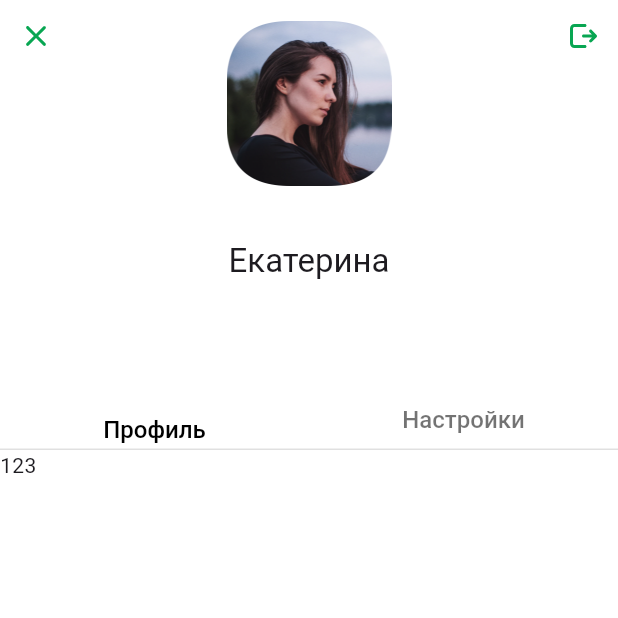
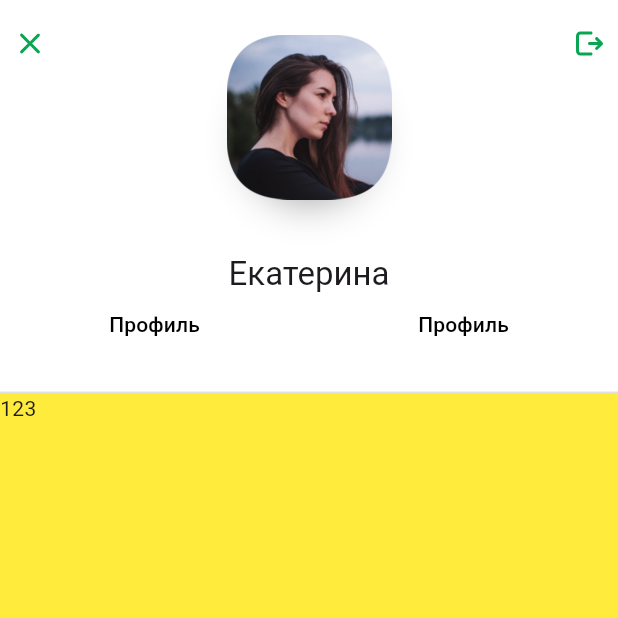
Before and after one commit to miz14/Flutter_sber, a Flutter app: the screen it shows after launch, on a phone screen of 412 x 824 dp, the top half of it. Run offline on Flutter 3.47's test engine with Material 3 defaults, Android fonts, the phone set to English and light mode, and no system bars; drawn by our look-alikes of getwidget; our stand-ins replace flutter_svg.

Commit message:
перенес кнопки в appbar bottom

```diff
--- /dev/null
+++ b/lib/elements/AppBar.dart
@@ -0,0 +1,2 @@
+
+// import 'package:flutter/material.dar
--- a/lib/elements/Header.dart
+++ b/lib/elements/Header.dart
@@ -1,7 +1,7 @@
 import 'package:flutter/material.dart';
-import 'package:flutter_svg/flutter_svg.dart';
-import 'package:sber_prikol/elements/HeaderRow1.dart';
 import 'package:sber_prikol/elements/HeaderRow2.dart';
+import 'package:sber_prikol/elements/HeaderTittle.dart';
+
 
 class Header extends StatelessWidget {
   const Header({super.key});
@@ -9,61 +9,19 @@ class Header extends StatelessWidget {
   @override
   Widget build(BuildContext context) {
     return Scaffold(
-      backgroundColor: Colors.white,
+      backgroundColor: Colors.yellow,
         appBar: AppBar(
           titleSpacing: 0,
           backgroundColor: Colors.white,
-          toolbarHeight: 300,
-
-          title: Container(
-            height: 300,
-            child:
-              Column(
-
-                mainAxisAlignment: MainAxisAlignment.spaceBetween,
-                children: [
-                  HeaderRow1(),
-
-                  HeaderRow2()
-                ],
-              ),
-          )
+          toolbarHeight: 206,
+          title: const HeaderTittle(),
+          bottom: const PreferredSize(
+            preferredSize: Size.fromHeight(56),
+            child: HeaderRow2(),
+          ),
         ),
 
-        body: Text('123')
-        // child: Row(
-        //   mainAxisAlignment: MainAxisAlignment.spaceBetween,
-        //
-        //   children: [
-        //     IconButton(
-        //         padding: EdgeInsets.all(8),
-        //         style: ElevatedButton.styleFrom(
-        //             shape: RoundedRectangleBorder(
-        //                 borderRadius: BorderRadius.circular(0)
-        //             )
-        //         ),
-        //
-        //         onPressed: () {},
-        //         icon: SvgPicture.asset(
-        //             'imgs/close.svg'
-        //         ) //Icon(Icons.close, color: Color.fromRGBO(8, 166, 82, 1), size: 24)
-        //     ),
-        //     Text(''),
-        //     IconButton(
-        //         padding: EdgeInsets.all(8),
-        //         style: ElevatedButton.styleFrom(
-        //             shape: RoundedRectangleBorder(
-        //                 borderRadius: BorderRadius.circular(0)
-        //             )
-        //         ),
-        //
-        //         onPressed: () {},
-        //         icon: SvgPicture.asset(
-        //             'imgs/exit.svg'
-        //         )
-        //     ),
-        //   ],
-        // )
+        body: const Text("123")
         );
   }
 }
--- a/lib/elements/HeaderRow1.dart
+++ /dev/null
@@ -1,39 +0,0 @@
-import 'package:flutter/material.dart';
-import 'package:flutter_svg/flutter_svg.dart';
-
-class HeaderRow1 extends StatelessWidget {
-  const HeaderRow1({super.key});
-
-  @override
-  Widget build(BuildContext context) {
-    return Row(
-        mainAxisAlignment: MainAxisAlignment.spaceBetween,
-        crossAxisAlignment: CrossAxisAlignment.start,
-        children: [
-          IconButton(
-              padding: EdgeInsets.all(8),
-              style: ElevatedButton.styleFrom(
-                  shape: RoundedRectangleBorder(
-                      borderRadius: BorderRadius.circular(6))),
-              onPressed: () {},
-              icon: SvgPicture.asset(
-                  'imgs/close.svg') //Icon(Icons.close, color: Color.fromRGBO(8, 166, 82, 1), size: 24)
-              ),
-          Column(
-            children: [
-              Padding(padding: EdgeInsets.only(top: 14)),
-              Image.asset('imgs/avatar.png', width: 110, height: 110),
-              Padding(padding: EdgeInsets.only(top: 36)),
-              Text('Екатерина')
-            ],
-          ),
-          IconButton(
-              padding: EdgeInsets.all(8),
-              style: ElevatedButton.styleFrom(
-                  shape: RoundedRectangleBorder(
-                      borderRadius: BorderRadius.circular(6))),
-              onPressed: () {},
-              icon: SvgPicture.asset('imgs/exit.svg')),
-        ]);
-  }
-}
--- a/lib/elements/HeaderRow2.dart
+++ b/lib/elements/HeaderRow2.dart
@@ -1,67 +1,44 @@
 import 'package:flutter/material.dart';
-import 'package:getwidget/getwidget.dart';
+import 'package:sber_prikol/elements/PageButton.dart';
 
 class HeaderRow2 extends StatelessWidget {
   const HeaderRow2({super.key});
 
   @override
   Widget build(BuildContext context) {
-    return Stack(
-      alignment: Alignment.bottomCenter,
+    return
+    ConstrainedBox(constraints: const BoxConstraints(maxHeight: 56), child:
+    Stack(
+      alignment: Alignment.topCenter,
       children: [
         Container(
-            width: MediaQuery.of(context).size.width,
-            height: 1,
-            color: Color.fromRGBO(0, 0, 0, 0.12)
+            color: const Color.fromRGBO(0, 0, 0, 0.12)
         ),
         Row(
+          mainAxisAlignment: MainAxisAlignment.center,
+          crossAxisAlignment: CrossAxisAlignment.center,
           children: [
+
             Expanded(
               flex: 1,
-              child: GFButton(
-                  padding: EdgeInsets.all(0),
-                  onPressed: () {},
-                  shape: GFButtonShape.square,
-                  fullWidthButton: true,
-                  size: 56,
-                  color: Colors.transparent,
-                  child: Column(
-                    children: [
-                      Padding(padding: EdgeInsets.only(top: 17)),
-                      Text('Профиль',
-                          style: TextStyle(fontSize: 16, color: Colors.black)),
-                      Padding(padding: EdgeInsets.only(top: 18)),
-                      Container(
-                        width: MediaQuery.of(context).size.width,
-                        color: Color.fromRGBO(6, 132, 65, 1),
-                        height: 2,
-                      )
-                    ],
-                  )),
-            ),
+              child: PageButton(
+                  text: "Профиль",
+                  backgroundColor: Colors.white,
+                  onPressed: (){},
+                )
+              ),
             Expanded(
               flex: 1,
-              child: GFButton(
-                padding: EdgeInsets.all(0),
-                onPressed: () {},
-                shape: GFButtonShape.square,
-                fullWidthButton: true,
-                size: 56,
-                color: Colors.transparent,
-                child: Container(
-                    width: double.maxFinite,
-                    height: 56,
-                    child: Center(
-                      child: Text('Настройки',
-                          style: TextStyle(
-                              fontSize: 16,
-                              color: Color.fromRGBO(0, 0, 0, 0.55))),
-                    )),
+              child: PageButton(
+                text: "Профиль",
+                backgroundColor: Colors.white,
+                onPressed: (){},
               ),
-            ),
-          ],
-        ),
+            )
+          ]
+        )
       ],
+    ),
     );
   }
 }
--- /dev/null
+++ b/lib/elements/HeaderTittle.dart
@@ -0,0 +1,32 @@
+import 'package:flutter/material.dart';
+import 'package:flutter_svg/flutter_svg.dart';
+import 'package:sber_prikol/elements/IconWidget.dart';
+
+class HeaderTittle extends StatelessWidget {
+  const HeaderTittle({super.key});
+
+  @override
+  Widget build(BuildContext context) {
+    return Row(
+        mainAxisAlignment: MainAxisAlignment.spaceBetween,
+        crossAxisAlignment: CrossAxisAlignment.start,
+        children: [
+          IconWidget(imgAsset: 'imgs/close.svg', onPressed: (){}),
+          Column(
+            children: [
+              const Padding(padding: EdgeInsets.only(top: 14)),
+              Container(
+                decoration: BoxDecoration(
+                  borderRadius: BorderRadius.circular(38),
+                  boxShadow: const [BoxShadow(color: Color.fromRGBO(29, 29, 37, 0.48), spreadRadius: -16, blurRadius: 24, offset: Offset(0, 16))]
+                ),
+                child: Image.asset('imgs/avatar.png', width: 110, height: 110),
+              ),
+              const Padding(padding: EdgeInsets.only(top: 36)),
+              const Text('Екатерина')
+            ],
+          ),
+          IconWidget(imgAsset: 'imgs/exit.svg', onPressed: (){}),
+        ]);
+  }
+}
--- /dev/null
+++ b/lib/elements/IconWidget.dart
@@ -0,0 +1,29 @@
+
+import 'package:flutter/material.dart';
+import 'package:flutter_svg/svg.dart';
+
+class IconWidget extends StatelessWidget {
+  // const IconWidget({super.key});
+
+  final String imgAsset;
+  final VoidCallback onPressed;
+
+  const IconWidget({Key ? key, required this.imgAsset, required this.onPressed}) : super(key: key);
+
+  @override
+  Widget build(BuildContext context) {
+    return SizedBox(
+      height: 40,
+      width: 40,
+      child: IconButton(
+      style: ElevatedButton.styleFrom(
+        shape: RoundedRectangleBorder(
+          borderRadius: BorderRadius.circular(6)
+        )
+      ),
+      onPressed: onPressed,
+      icon: SvgPicture.asset(imgAsset)
+      ),
+    );
+  }
+}
--- /dev/null
+++ b/lib/elements/PageButton.dart
@@ -0,0 +1,31 @@
+import 'package:flutter/material.dart';
+
+class PageButton extends StatelessWidget {
+  // const PageButton({super.key});
+  final String text;
+  final bool active;
+  final VoidCallback onPressed;
+  final Color backgroundColor;
+  const PageButton({Key ? key, required this.text, required this.onPressed, required this.backgroundColor, this.active = false, }) : super(key: key);
+
+  @override
+  Widget build(BuildContext context) {
+    return TextButton(
+      style: TextButton.styleFrom(
+        backgroundColor: Colors.white,
+        foregroundColor: Colors.black.withOpacity(0.55),
+        elevation: 0,
+        padding: const EdgeInsets.all(0),
+        shape: RoundedRectangleBorder(
+          borderRadius: BorderRadius.circular(0)
+        )
+      ),
+
+      onPressed: onPressed,
+      child: SizedBox(
+        height: 55,
+        child: Text(text, style: TextStyle(color: Colors.black),)
+      ),
+    );
+  }
+}
--- a/pubspec.yaml
+++ b/pubspec.yaml
@@ -31,7 +31,6 @@ dependencies:
   flutter:
     sdk: flutter
   flutter_svg: ^2.0.9
-  getwidget: ^2.0.4
 
 
   # The following adds the Cupertino Icons font to your application.
```
Also changed, not shown: pubspec.lock.
